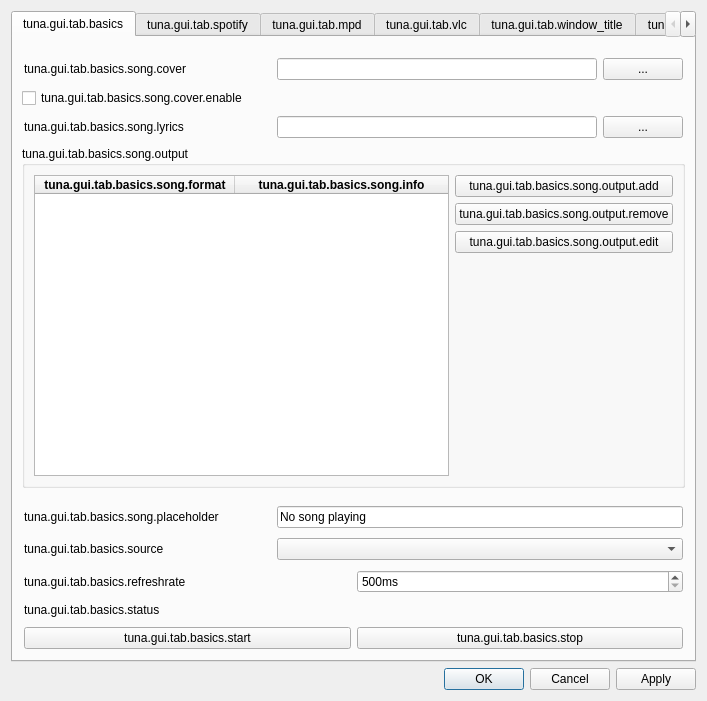
Before: the Qt Designer form src/gui/tuna_gui.ui in univrsal/tuna, drawn with Qt 5.
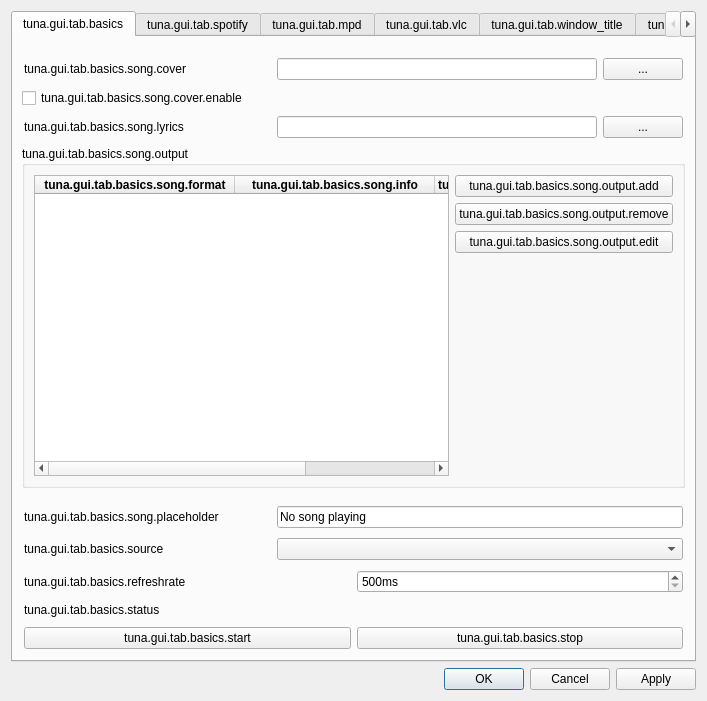
After: the same form once the commit is applied. The open tabs and pages were chosen to show the change. Icons and pictures are not drawn.

Diff of the .ui file:
```diff
--- a/src/gui/tuna_gui.ui
+++ b/src/gui/tuna_gui.ui
@@ -314,6 +314,20 @@
                 <set>AlignCenter</set>
                </property>
               </column>
+              <column>
+               <property name="text">
+                <string>tuna.gui.tab.basics.song.logmode</string>
+               </property>
+               <property name="font">
+                <font>
+                 <weight>75</weight>
+                 <bold>true</bold>
+                </font>
+               </property>
+               <property name="textAlignment">
+                <set>AlignCenter</set>
+               </property>
+              </column>
              </widget>
             </item>
             <item>
```
Left out of the diff: 2 changed lines with no effect on the pictures.
